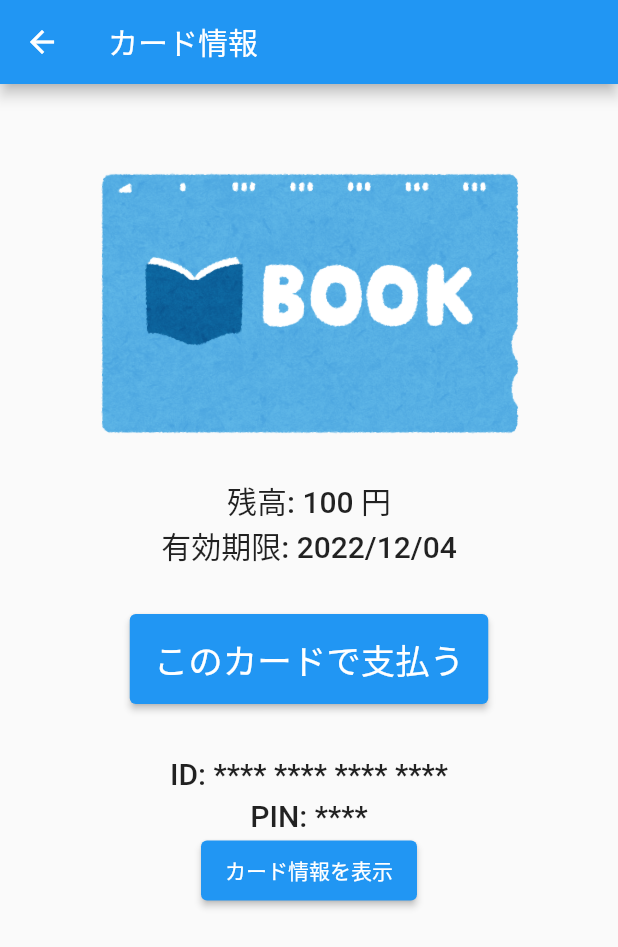
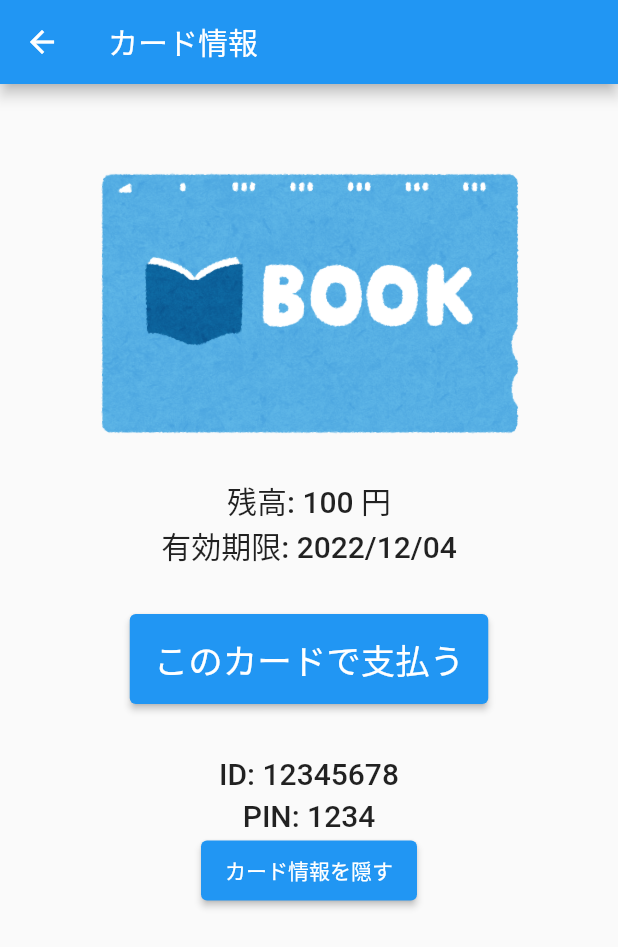
Before and after one commit to Dosugamea/book-card-pay, a Flutter app: the CardPage screen opened directly with sample values from the repository, after a tap on "カード情報を表示", on a phone screen of 412 x 824 dp. Shown: the top 947 px of the screen. Run offline on Flutter 3.47's test engine with Material 2 defaults, Android fonts, the phone set to English and light mode, and no system bars; our stand-ins replace shared_preferences; accounts and stored records are empty.

Commit message:
✨ Add feature to show/hide card id and pin

```diff
--- a/lib/pages/card.dart
+++ b/lib/pages/card.dart
@@ -1,11 +1,42 @@
 import 'package:flutter/material.dart';
 import 'package:book_pay/models/card.dart';
 
-// カード情報画面の定義
-class CardPage extends StatelessWidget {
+// カード情報ページの定義
+class CardPage extends StatefulWidget {
   final CardModel card;
 
   const CardPage(this.card, {Key? key}) : super(key: key);
+
+  // 親クラスから子クラスに渡された値は finalで定義する
+
+  @override
+  State<CardPage> createState() => _CardPageState();
+}
+
+// カード情報画面の定義
+class _CardPageState extends State<CardPage> {
+  bool _showPin = false;
+  String _id = '**** **** **** ****';
+  String _pin = '****';
+  String _label = 'カード情報を表示';
+
+  void __toggleShowState(CardPage widget) {
+    if (!_showPin) {
+      setState(() {
+        _id = widget.card.cardId;
+        _pin = widget.card.cardPin;
+        _label = 'カード情報を隠す';
+        _showPin = true;
+      });
+    } else {
+      setState(() {
+        _id = '**** **** **** ****';
+        _pin = '****';
+        _label = 'カード情報を表示';
+        _showPin = false;
+      });
+    }
+  }
 
   @override
   Widget build(BuildContext context) {
@@ -25,11 +56,11 @@ class CardPage extends StatelessWidget {
                   children: [
                     Image.asset('assets/book_tosyo_card.png'),
                     Text(
-                      '残高: ${card.balance} 円',
+                      '残高: ${widget.card.balance} 円',
                       style: Theme.of(context).textTheme.headline6,
                     ),
                     Text(
-                      '有効期限: ${card.expireDate}',
+                      '有効期限: ${widget.card.expireDate}',
                       style: Theme.of(context).textTheme.headline6,
                     ),
                     const SizedBox(height: 30),
@@ -49,23 +80,23 @@ class CardPage extends StatelessWidget {
                       child: Column(
                         children: [
                           Text(
-                            "ID: **** **** **** ****",
+                            "ID: $_id",
                             style: Theme.of(context).textTheme.headline6,
                           ),
                           const SizedBox(height: 5),
                           Text(
-                            "PIN: ****",
+                            "PIN: $_pin",
                             style: Theme.of(context).textTheme.headline6,
                           ),
                           const SizedBox(height: 5),
                           SizedBox(
                             height: 40,
                             child: ElevatedButton(
-                              onPressed: () {},
+                              onPressed: () => __toggleShowState(widget),
                               style: ElevatedButton.styleFrom(
                                 textStyle: const TextStyle(fontSize: 14),
                               ),
-                              child: const Text('カード情報を表示'),
+                              child: Text(_label),
                             ),
                           ),
                         ],
--- a/lib/widgets/card.dart
+++ b/lib/widgets/card.dart
@@ -16,8 +16,7 @@ class CardWidget extends StatelessWidget {
           ListTile(
             leading: Image.asset('assets/book_tosyo_card.png'),
             title: Text(card.title),
-            subtitle: Text('残高: ${card.balance}円\n'
-                '有効期限: ${card.expireDate}'),
+            subtitle: Text('残高: ${card.balance}円\n有効期限: ${card.expireDate}'),
             isThreeLine: true,
             onTap: () {
               Navigator.push(
```
